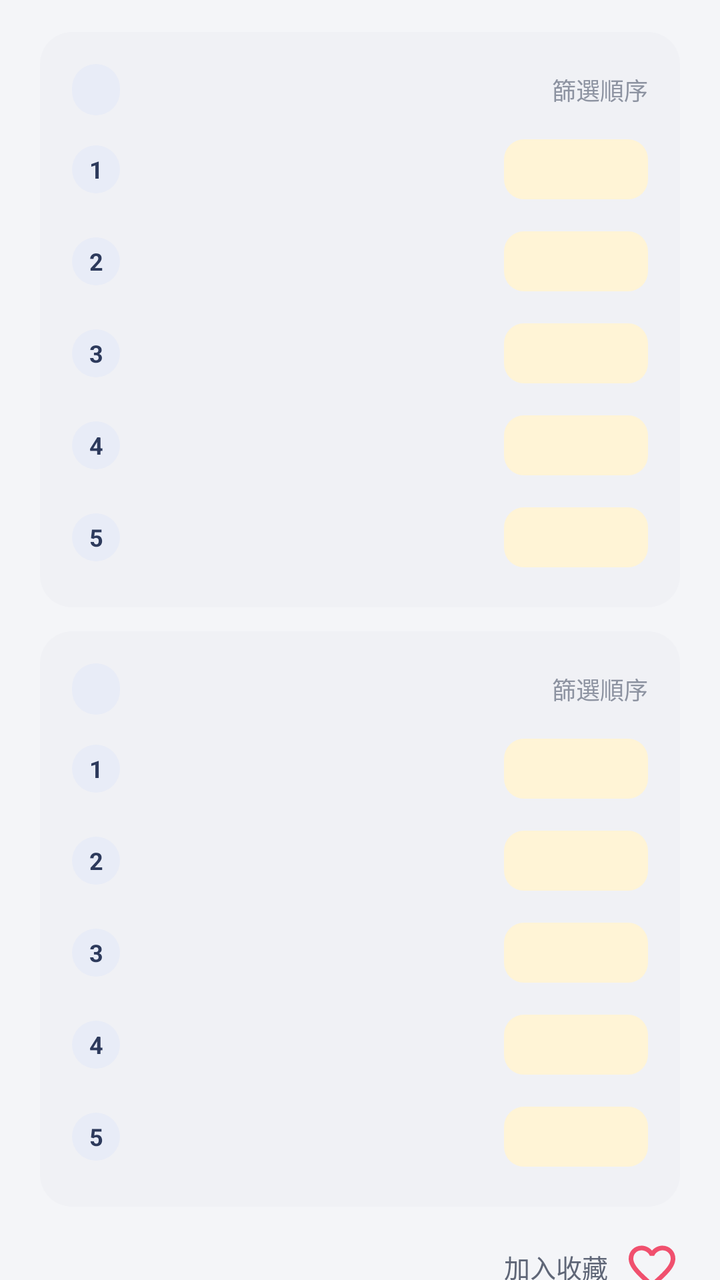
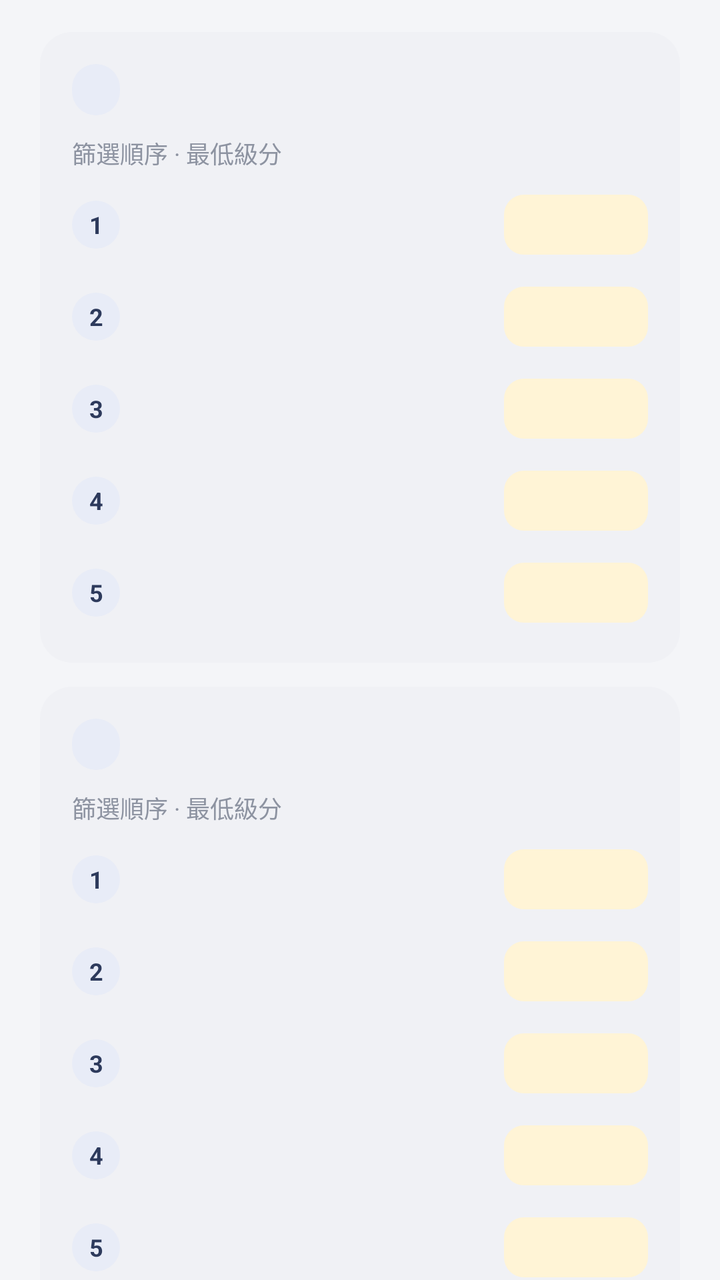

Compare the two renders of this Android layout. The source of the first and the diff that turns it into the second are given below.
<!-- AndroidManifest.xml: application theme AppTheme -->
<!-- res/layout/basic_dialog.xml -->
<?xml version="1.0" encoding="utf-8"?>
<androidx.core.widget.NestedScrollView
    xmlns:android="http://schemas.android.com/apk/res/android"
    android:layout_width="match_parent"
    android:layout_height="wrap_content"
    android:fadeScrollbars="true"
    android:scrollbarStyle="outsideOverlay">
<LinearLayout
    android:orientation="vertical"
    android:layout_width="match_parent"
    android:layout_height="wrap_content"
    android:paddingStart="20dp"
    android:paddingEnd="20dp"
    android:paddingTop="4dp"
    android:paddingBottom="20dp">

    <LinearLayout
        style="@style/SectionCard"
        android:layout_marginTop="12dp"
        android:paddingTop="16dp"
        android:paddingBottom="16dp">
        <LinearLayout
            android:layout_width="match_parent"
            android:layout_height="wrap_content"
            android:gravity="center_vertical"
            android:orientation="horizontal"
            android:baselineAligned="false">
            <TextView
                android:id="@+id/basic_dialog_first_year_year_title"
                style="@style/YearChip"/>
            <TextView
                android:layout_width="0dp"
                android:layout_height="wrap_content"
                android:layout_weight="1"
                android:gravity="end"
                android:text="篩選順序"
                android:textColor="@color/ink_tertiary"
                android:textSize="12sp"/>
        </LinearLayout>
        <LinearLayout
            android:layout_width="match_parent"
            android:layout_height="wrap_content"
            android:minHeight="46dp"
            android:paddingTop="8dp"
            android:tag="score_row"
            android:gravity="center_vertical"
            android:orientation="horizontal"
            android:baselineAligned="false">
            <TextView
                android:id="@+id/basic_dialog_first_year_first_title"
                android:layout_width="24dp"
                android:layout_height="24dp"
                android:background="@drawable/bg_icon_circle"
                android:gravity="center"
                android:text="1"
                android:textColor="@color/on_indigo_container"
                android:textSize="12sp"
                android:textStyle="bold"/>
            <TextView
                android:id="@+id/basic_dialog_first_year_first_subject"
                android:layout_width="0dp"
                android:layout_height="wrap_content"
                android:layout_weight="1"
                android:layout_marginStart="12dp"
                android:layout_marginEnd="12dp"
                android:textColor="@color/ink"
                android:textSize="16sp"/>
            <TextView
                android:id="@+id/basic_dialog_first_year_first_grade"
                style="@style/ScoreChip.Dialog"/>
        </LinearLayout>
        <LinearLayout
            android:layout_width="match_parent"
            android:layout_height="wrap_content"
            android:minHeight="46dp"
            android:paddingTop="8dp"
            android:tag="score_row"
            android:gravity="center_vertical"
            android:orientation="horizontal"
            android:baselineAligned="false">
            <TextView
                android:id="@+id/basic_dialog_first_year_second_title"
                android:layout_width="24dp"
                android:layout_height="24dp"
                android:background="@drawable/bg_icon_circle"
                android:gravity="center"
                android:text="2"
                android:textColor="@color/on_indigo_container"
                android:textSize="12sp"
                android:textStyle="bold"/>
            <TextView
                android:id="@+id/basic_dialog_first_year_second_subject"
                android:layout_width="0dp"
                android:layout_height="wrap_content"
                android:layout_weight="1"
                android:layout_marginStart="12dp"
                android:layout_marginEnd="12dp"
                android:textColor="@color/ink"
                android:textSize="16sp"/>
            <TextView
                android:id="@+id/basic_dialog_first_year_second_grade"
                style="@style/ScoreChip.Dialog"/>
        </LinearLayout>
        <LinearLayout
            android:layout_width="match_parent"
            android:layout_height="wrap_content"
            android:minHeight="46dp"
            android:paddingTop="8dp"
            android:tag="score_row"
            android:gravity="center_vertical"
            android:orientation="horizontal"
            android:baselineAligned="false">
            <TextView
                android:id="@+id/basic_dialog_first_year_third_title"
                android:layout_width="24dp"
                android:layout_height="24dp"
                android:background="@drawable/bg_icon_circle"
                android:gravity="center"
                android:text="3"
                android:textColor="@color/on_indigo_container"
                android:textSize="12sp"
                android:textStyle="bold"/>
            <TextView
                android:id="@+id/basic_dialog_first_year_third_subject"
                android:layout_width="0dp"
                android:layout_height="wrap_content"
                android:layout_weight="1"
                android:layout_marginStart="12dp"
                android:layout_marginEnd="12dp"
                android:textColor="@color/ink"
                android:textSize="16sp"/>
            <TextView
                android:id="@+id/basic_dialog_first_year_third_grade"
                style="@style/ScoreChip.Dialog"/>
        </LinearLayout>
        <LinearLayout
            android:layout_width="match_parent"
            android:layout_height="wrap_content"
            android:minHeight="46dp"
            android:paddingTop="8dp"
            android:tag="score_row"
            android:gravity="center_vertical"
            android:orientation="horizontal"
            android:baselineAligned="false">
            <TextView
                android:id="@+id/basic_dialog_first_year_forth_title"
                android:layout_width="24dp"
                android:layout_height="24dp"
                android:background="@drawable/bg_icon_circle"
                android:gravity="center"
                android:text="4"
                android:textColor="@color/on_indigo_container"
                android:textSize="12sp"
                android:textStyle="bold"/>
            <TextView
                android:id="@+id/basic_dialog_first_year_forth_subject"
                android:layout_width="0dp"
                android:layout_height="wrap_content"
                android:layout_weight="1"
                android:layout_marginStart="12dp"
                android:layout_marginEnd="12dp"
                android:textColor="@color/ink"
                android:textSize="16sp"/>
            <TextView
                android:id="@+id/basic_dialog_first_year_forth_grade"
                style="@style/ScoreChip.Dialog"/>
        </LinearLayout>
        <LinearLayout
            android:layout_width="match_parent"
            android:layout_height="wrap_content"
            android:minHeight="46dp"
            android:paddingTop="8dp"
            android:tag="score_row"
            android:gravity="center_vertical"
            android:orientation="horizontal"
            android:baselineAligned="false">
            <TextView
                android:id="@+id/basic_dialog_first_year_fifth_title"
                android:layout_width="24dp"
                android:layout_height="24dp"
                android:background="@drawable/bg_icon_circle"
                android:gravity="center"
                android:text="5"
                android:textColor="@color/on_indigo_container"
                android:textSize="12sp"
                android:textStyle="bold"/>
            <TextView
                android:id="@+id/basic_dialog_first_year_fifth_subject"
                android:layout_width="0dp"
                android:layout_height="wrap_content"
                android:layout_weight="1"
                android:layout_marginStart="12dp"
                android:layout_marginEnd="12dp"
                android:textColor="@color/ink"
                android:textSize="16sp"/>
            <TextView
                android:id="@+id/basic_dialog_first_year_fifth_grade"
                style="@style/ScoreChip.Dialog"/>
        </LinearLayout>
    </LinearLayout>

    <LinearLayout
        android:id="@+id/basic_dialog_second_section"
        style="@style/SectionCard"
        android:layout_marginTop="12dp"
        android:paddingTop="16dp"
        android:paddingBottom="16dp">
        <LinearLayout
            android:layout_width="match_parent"
            android:layout_height="wrap_content"
            android:gravity="center_vertical"
            android:orientation="horizontal"
            android:baselineAligned="false">
            <TextView
                android:id="@+id/basic_dialog_second_year_year_title"
                style="@style/YearChip"/>
            <TextView
                android:layout_width="0dp"
                android:layout_height="wrap_content"
                android:layout_weight="1"
                android:gravity="end"
                android:text="篩選順序"
                android:textColor="@color/ink_tertiary"
                android:textSize="12sp"/>
        </LinearLayout>
        <LinearLayout
            android:layout_width="match_parent"
            android:layout_height="wrap_content"
            android:minHeight="46dp"
            android:paddingTop="8dp"
            android:tag="score_row"
            android:gravity="center_vertical"
            android:orientation="horizontal"
            android:baselineAligned="false">
            <TextView
                android:id="@+id/basic_dialog_second_year_first_title"
                android:layout_width="24dp"
                android:layout_height="24dp"
                android:background="@drawable/bg_icon_circle"
                android:gravity="center"
                android:text="1"
                android:textColor="@color/on_indigo_container"
                android:textSize="12sp"
                android:textStyle="bold"/>
            <TextView
                android:id="@+id/basic_dialog_second_year_first_subject"
                android:layout_width="0dp"
                android:layout_height="wrap_content"
                android:layout_weight="1"
                android:layout_marginStart="12dp"
                android:layout_marginEnd="12dp"
                android:textColor="@color/ink"
                android:textSize="16sp"/>
            <TextView
                android:id="@+id/basic_dialog_second_year_first_grade"
                style="@style/ScoreChip.Dialog"/>
        </LinearLayout>
        <LinearLayout
            android:layout_width="match_parent"
            android:layout_height="wrap_content"
            android:minHeight="46dp"
            android:paddingTop="8dp"
            android:tag="score_row"
            android:gravity="center_vertical"
            android:orientation="horizontal"
            android:baselineAligned="false">
            <TextView
                android:id="@+id/basic_dialog_second_year_second_title"
                android:layout_width="24dp"
                android:layout_height="24dp"
                android:background="@drawable/bg_icon_circle"
                android:gravity="center"
                android:text="2"
                android:textColor="@color/on_indigo_container"
                android:textSize="12sp"
                android:textStyle="bold"/>
            <TextView
                android:id="@+id/basic_dialog_second_year_second_subject"
                android:layout_width="0dp"
                android:layout_height="wrap_content"
                android:layout_weight="1"
                android:layout_marginStart="12dp"
                android:layout_marginEnd="12dp"
                android:textColor="@color/ink"
                android:textSize="16sp"/>
            <TextView
                android:id="@+id/basic_dialog_second_year_second_grade"
                style="@style/ScoreChip.Dialog"/>
        </LinearLayout>
        <LinearLayout
            android:layout_width="match_parent"
            android:layout_height="wrap_content"
            android:minHeight="46dp"
            android:paddingTop="8dp"
            android:tag="score_row"
            android:gravity="center_vertical"
            android:orientation="horizontal"
            android:baselineAligned="false">
            <TextView
                android:id="@+id/basic_dialog_second_year_third_title"
                android:layout_width="24dp"
                android:layout_height="24dp"
                android:background="@drawable/bg_icon_circle"
                android:gravity="center"
                android:text="3"
                android:textColor="@color/on_indigo_container"
                android:textSize="12sp"
                android:textStyle="bold"/>
            <TextView
                android:id="@+id/basic_dialog_second_year_third_subject"
                android:layout_width="0dp"
                android:layout_height="wrap_content"
                android:layout_weight="1"
                android:layout_marginStart="12dp"
                android:layout_marginEnd="12dp"
                android:textColor="@color/ink"
                android:textSize="16sp"/>
            <TextView
                android:id="@+id/basic_dialog_second_year_third_grade"
                style="@style/ScoreChip.Dialog"/>
        </LinearLayout>
        <LinearLayout
            android:layout_width="match_parent"
            android:layout_height="wrap_content"
            android:minHeight="46dp"
            android:paddingTop="8dp"
            android:tag="score_row"
            android:gravity="center_vertical"
            android:orientation="horizontal"
            android:baselineAligned="false">
            <TextView
                android:id="@+id/basic_dialog_second_year_forth_title"
                android:layout_width="24dp"
                android:layout_height="24dp"
                android:background="@drawable/bg_icon_circle"
                android:gravity="center"
                android:text="4"
                android:textColor="@color/on_indigo_container"
                android:textSize="12sp"
                android:textStyle="bold"/>
            <TextView
                android:id="@+id/basic_dialog_second_year_forth_subject"
                android:layout_width="0dp"
                android:layout_height="wrap_content"
                android:layout_weight="1"
                android:layout_marginStart="12dp"
                android:layout_marginEnd="12dp"
                android:textColor="@color/ink"
                android:textSize="16sp"/>
            <TextView
                android:id="@+id/basic_dialog_second_year_forth_grade"
                style="@style/ScoreChip.Dialog"/>
        </LinearLayout>
        <LinearLayout
            android:layout_width="match_parent"
            android:layout_height="wrap_content"
            android:minHeight="46dp"
            android:paddingTop="8dp"
            android:tag="score_row"
            android:gravity="center_vertical"
            android:orientation="horizontal"
            android:baselineAligned="false">
            <TextView
                android:id="@+id/basic_dialog_second_year_fifth_title"
                android:layout_width="24dp"
                android:layout_height="24dp"
                android:background="@drawable/bg_icon_circle"
                android:gravity="center"
                android:text="5"
                android:textColor="@color/on_indigo_container"
                android:textSize="12sp"
                android:textStyle="bold"/>
            <TextView
                android:id="@+id/basic_dialog_second_year_fifth_subject"
                android:layout_width="0dp"
                android:layout_height="wrap_content"
                android:layout_weight="1"
                android:layout_marginStart="12dp"
                android:layout_marginEnd="12dp"
                android:textColor="@color/ink"
                android:textSize="16sp"/>
            <TextView
                android:id="@+id/basic_dialog_second_year_fifth_grade"
                style="@style/ScoreChip.Dialog"/>
        </LinearLayout>
    </LinearLayout>

    <LinearLayout
        android:layout_width="match_parent"
        android:layout_height="wrap_content"
        android:layout_marginTop="16dp"
        android:gravity="center_vertical|end"
        android:orientation="horizontal"
            android:baselineAligned="false">
        <TextView
            android:layout_width="wrap_content"
            android:layout_height="wrap_content"
            android:layout_marginEnd="8dp"
            android:text="加入收藏"
            android:textColor="@color/ink_secondary"
            android:textSize="13sp"/>
        <androidx.appcompat.widget.AppCompatImageButton
            android:id="@+id/favorite_button"
            style="@style/FavoriteButton"
            android:background="@drawable/ic_favorite_border"/>
    </LinearLayout>

</LinearLayout>
</androidx.core.widget.NestedScrollView>
<!-- resources referenced by this layout -->
<resources>
  <color name="ink">#1B2233</color>
  <color name="ink_secondary">#5F6677</color>
  <color name="ink_tertiary">#8D93A1</color>
  <color name="on_indigo_container">#2D3A5C</color>
  <!-- drawable bg_icon_circle (drawable) -->
  <?xml version="1.0" encoding="utf-8"?>
  <shape xmlns:android="http://schemas.android.com/apk/res/android" android:shape="oval">
      <solid android:color="@color/indigo_container"/>
  </shape>
  <style name="FavoriteButton">
          <item name="android:layout_width">28dp</item>
          <item name="android:layout_height">28dp</item>
          <item name="android:clickable">true</item>
          <item name="android:focusable">true</item>
          <item name="android:contentDescription">收藏</item>
      </style>
  <style name="ScoreChip.Dialog">
          <item name="android:layout_height">30dp</item>
          <item name="android:minWidth">72dp</item>
          <item name="android:minHeight">30dp</item>
          <item name="android:paddingTop">0dp</item>
          <item name="android:paddingBottom">0dp</item>
          <item name="android:textSize">15sp</item>
      </style>
  <style name="SectionCard">
          <item name="android:layout_width">match_parent</item>
          <item name="android:layout_height">wrap_content</item>
          <item name="android:background">@drawable/bg_section</item>
          <item name="android:orientation">vertical</item>
          <item name="android:padding">16dp</item>
      </style>
  <color name="indigo_container">#E8ECF7</color>
  <color name="heart">#F0506E</color>
  <!-- drawable bg_section (drawable) -->
  <?xml version="1.0" encoding="utf-8"?>
  <shape xmlns:android="http://schemas.android.com/apk/res/android" android:shape="rectangle">
      <solid android:color="@color/surface_variant"/>
      <corners android:radius="16dp"/>
  </shape>
  <!-- drawable bg_year_chip (drawable) -->
  <?xml version="1.0" encoding="utf-8"?>
  <shape xmlns:android="http://schemas.android.com/apk/res/android" android:shape="rectangle">
      <solid android:color="@color/indigo_container"/>
      <corners android:radius="100dp"/>
  </shape>
  <color name="white">#FFFFFF</color>
  <color name="amber">#F2B200</color>
  <color name="amber_container">#FFF4D6</color>
  <color name="on_amber_container">#7A5300</color>
  <color name="bg_app">#F4F5F8</color>
  <color name="surface">#FFFFFF</color>
  <color name="outline">#E3E5EB</color>
  <color name="scrim_ripple">#141B2233</color>
  <style name="AppToolbar" parent="Widget.Material3.Toolbar">
          <item name="titleTextAppearance">@style/TextAppearance.App.ToolbarTitle</item>
          <item name="titleTextColor">@color/ink</item>
          <item name="navigationIconTint">@color/ink</item>
          <item name="android:background">@color/bg_app</item>
      </style>
  <style name="DrawerArrowStyle" parent="Widget.AppCompat.DrawerArrowToggle">
          <item name="spinBars">true</item>
          <item name="color">@color/ink</item>
      </style>
  <color name="surface_variant">#F0F1F5</color>
  <!-- drawable tab_indicator (drawable) -->
  <?xml version="1.0" encoding="utf-8"?>
  <shape xmlns:android="http://schemas.android.com/apk/res/android" android:shape="rectangle">
      <corners android:topLeftRadius="3dp" android:topRightRadius="3dp"/>
      <solid android:color="@color/amber"/>
      <size android:height="3dp"/>
  </shape>
  <style name="TextAppearance.App.Tab" parent="TextAppearance.Material3.TitleSmall">
          <item name="android:textSize">15sp</item>
          <item name="android:textStyle">bold</item>
          <item name="textAllCaps">false</item>
      </style>
  <style name="TextAppearance.App.ToolbarTitle" parent="TextAppearance.Material3.TitleLarge">
          <item name="android:textSize">22sp</item>
          <item name="android:textStyle">bold</item>
          <item name="android:textColor">@color/ink</item>
      </style>
  <!-- unchanged entries left out for length: 4 -->
</resources>

<!-- the commit's change to res/layout/basic_dialog.xml (unified diff, before → after) -->
@@ -28,15 +28,42 @@
             <TextView
                 android:id="@+id/basic_dialog_first_year_year_title"
                 style="@style/YearChip"/>
-            <TextView
-                android:layout_width="0dp"
-                android:layout_height="wrap_content"
-                android:layout_weight="1"
-                android:gravity="end"
-                android:text="篩選順序"
-                android:textColor="@color/ink_tertiary"
-                android:textSize="12sp"/>
-        </LinearLayout>
+            <Space
+                android:layout_width="0dp"
+                android:layout_height="1dp"
+                android:layout_weight="1"/>
+            <LinearLayout
+                android:id="@+id/basic_dialog_first_year_quota_group"
+                android:layout_width="wrap_content"
+                android:layout_height="wrap_content"
+                android:gravity="center_vertical"
+                android:orientation="horizontal"
+                android:baselineAligned="false"
+                android:visibility="gone">
+                <TextView
+                    android:layout_width="wrap_content"
+                    android:layout_height="wrap_content"
+                    android:layout_marginEnd="6dp"
+                    android:text="招生名額"
+                    android:textColor="@color/ink_secondary"
+                    android:textSize="12sp"/>
+                <TextView
+                    android:id="@+id/basic_dialog_first_year_quota"
+                    android:layout_width="wrap_content"
+                    android:layout_height="wrap_content"
+                    android:fontFeatureSettings="tnum"
+                    android:textColor="@color/ink"
+                    android:textSize="18sp"
+                    android:textStyle="bold"/>
+            </LinearLayout>
+        </LinearLayout>
+        <TextView
+            android:layout_width="wrap_content"
+            android:layout_height="wrap_content"
+            android:layout_marginTop="10dp"
+            android:text="篩選順序 · 最低級分"
+            android:textColor="@color/ink_tertiary"
+            android:textSize="12sp"/>
         <LinearLayout
             android:layout_width="match_parent"
             android:layout_height="wrap_content"
@@ -214,15 +241,42 @@
             <TextView
                 android:id="@+id/basic_dialog_second_year_year_title"
                 style="@style/YearChip"/>
-            <TextView
-                android:layout_width="0dp"
-                android:layout_height="wrap_content"
-                android:layout_weight="1"
-                android:gravity="end"
-                android:text="篩選順序"
-                android:textColor="@color/ink_tertiary"
-                android:textSize="12sp"/>
-        </LinearLayout>
+            <Space
+                android:layout_width="0dp"
+                android:layout_height="1dp"
+                android:layout_weight="1"/>
+            <LinearLayout
+                android:id="@+id/basic_dialog_second_year_quota_group"
+                android:layout_width="wrap_content"
+                android:layout_height="wrap_content"
+                android:gravity="center_vertical"
+                android:orientation="horizontal"
+                android:baselineAligned="false"
+                android:visibility="gone">
+                <TextView
+                    android:layout_width="wrap_content"
+                    android:layout_height="wrap_content"
+                    android:layout_marginEnd="6dp"
+                    android:text="招生名額"
+                    android:textColor="@color/ink_secondary"
+                    android:textSize="12sp"/>
+                <TextView
+                    android:id="@+id/basic_dialog_second_year_quota"
+                    android:layout_width="wrap_content"
+                    android:layout_height="wrap_content"
+                    android:fontFeatureSettings="tnum"
+                    android:textColor="@color/ink"
+                    android:textSize="18sp"
+                    android:textStyle="bold"/>
+            </LinearLayout>
+        </LinearLayout>
+        <TextView
+            android:layout_width="wrap_content"
+            android:layout_height="wrap_content"
+            android:layout_marginTop="10dp"
+            android:text="篩選順序 · 最低級分"
+            android:textColor="@color/ink_tertiary"
+            android:textSize="12sp"/>
         <LinearLayout
             android:layout_width="match_parent"
             android:layout_height="wrap_content"
